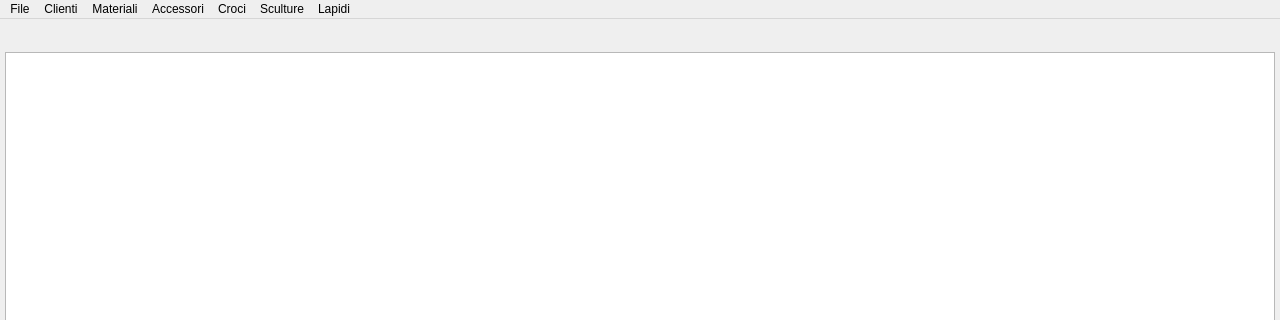
Old version of the form funeraria.ui in the repository LuigiCaradonna/funeraria; both pictures show x 0 to 1280 and y 0 to 320 of the 1280 by 800 pixel window.
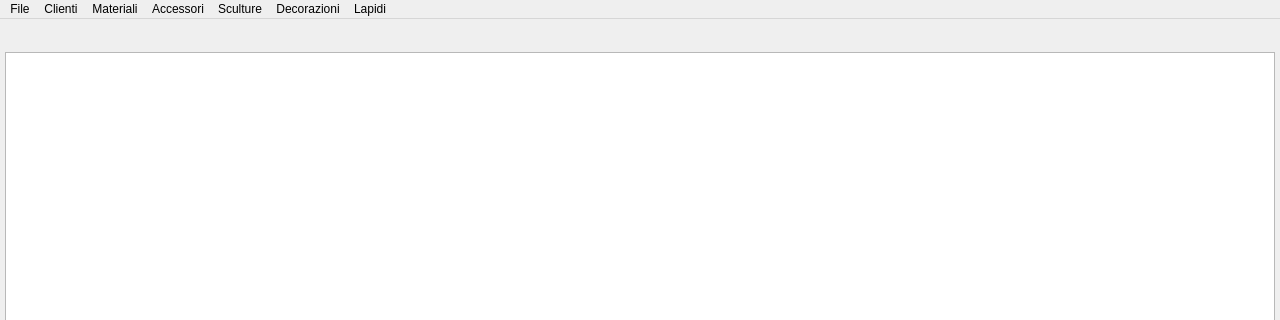
New version of the form.

Commit message: Removed Frame class, frames are part of Accessories now

The edit to the form file:
```diff
--- a/funeraria.ui
+++ b/funeraria.ui
@@ -160,9 +160,9 @@
     <addaction name="actionMtNew"/>
     <addaction name="actionMtList"/>
    </widget>
-   <widget class="QMenu" name="menuCrosses">
+   <widget class="QMenu" name="menuOrnaments">
     <property name="title">
-     <string>Croci</string>
+     <string>Decorazioni</string>
     </property>
     <addaction name="actionCrNew"/>
     <addaction name="actionCrList"/>
@@ -171,8 +171,8 @@
    <addaction name="menuClients"/>
    <addaction name="menuMaterials"/>
    <addaction name="menuAccessories"/>
-   <addaction name="menuCrosses"/>
    <addaction name="menuSculptures"/>
+   <addaction name="menuOrnaments"/>
    <addaction name="menuTombs"/>
   </widget>
   <widget class="QStatusBar" name="statusBar"/>
```
Left out of the diff: 64 changed lines with no effect on the pictures. The commit also changes 8 other files.
